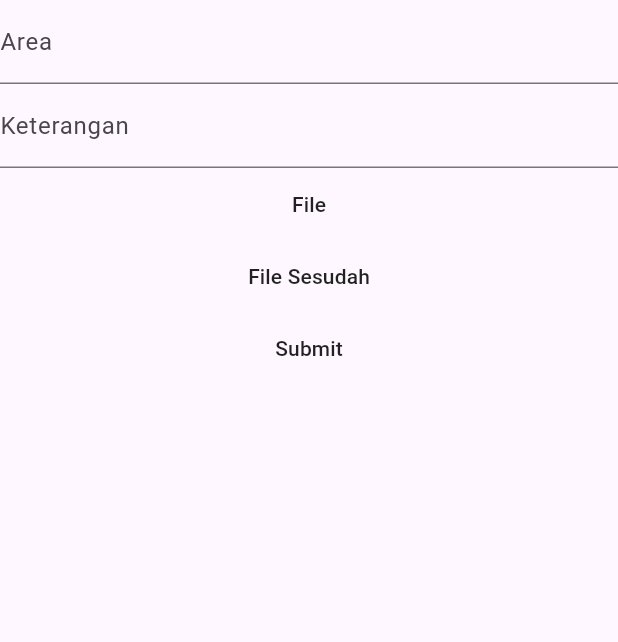
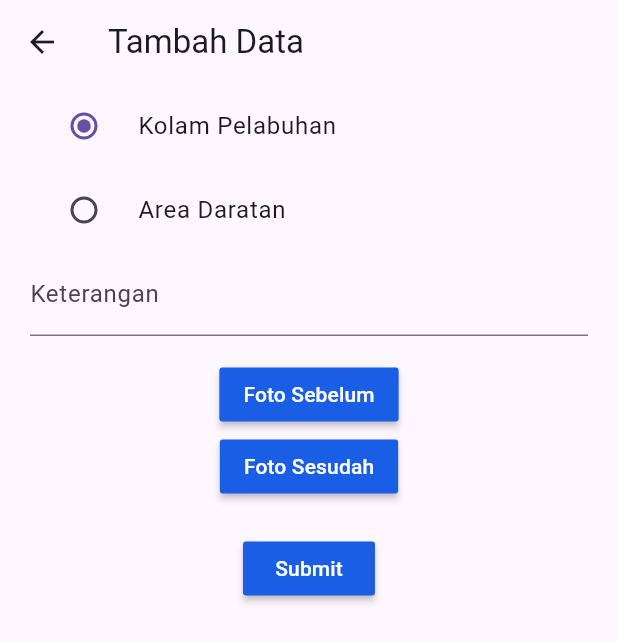
Before and after one commit to sirojjy/selaraskan_mobile, a Flutter app: the TambahData screen opened directly with empty values, on a phone screen of 412 x 824 dp. Shown: the top 642 px of the screen. Run offline on Flutter 3.47's test engine with Material 3 defaults, Android fonts, the phone set to English and light mode, and no system bars; our stand-ins replace bloc, camera, equatable, fl_chart, flutter_bloc, image_picker and 3 more; missing offline and left inert: semicircle_indicator; accounts and stored records are empty.

Commit message:
layout dashboard & detail program

```diff
--- a/lib/auth/screen/login.dart
+++ b/lib/auth/screen/login.dart
@@ -142,6 +142,8 @@ class _LoginState extends State<Login> {
                         onPressed: () => {
                           context.read<AuthBloc>().add(OnLoginEvent(
                                 param: 'login',
+                                // username: userNameController.text ='pps_bungus',
+                                // password: passwordController.text = 'ditkp2022',
                                 username: userNameController.text ='pp_tenau',
                                 password: passwordController.text = 'selaraskan123',
                                 // username: userNameController.text ='ppn_palabuhanratu',
--- a/lib/menu_detail_program/detail_program.dart
+++ b/lib/menu_detail_program/detail_program.dart
@@ -1,3 +1,4 @@
+import 'package:flutter/cupertino.dart';
 import 'package:flutter/material.dart';
 import 'package:flutter_bloc/flutter_bloc.dart';
 import 'package:image_picker/image_picker.dart';
@@ -39,7 +40,11 @@ class _DetailProgramState extends State<DetailProgram> {
         appBar: AppBar(
           title: Text('Detail Program Kebersihan'),
           actions: [
-            MaterialButton(
+            Container(
+              padding: EdgeInsets.only(right: 10),
+              child: MaterialButton(
+                color: Color(0xff1a5ee5),
+                  textColor: Colors.white,
                   onPressed: (){
                     Navigator.push(context, MaterialPageRoute(builder: (context) => TambahData(data: widget.data)));
                     // if(widget.data.idProgram == '2920'){
@@ -49,7 +54,8 @@ class _DetailProgramState extends State<DetailProgram> {
                     // }
 
                   },
-              child: Text('Tambah Data'),
+                child: Text('+ Tambah Data'),
+              ),
             )
           ],
         ),
@@ -169,12 +175,13 @@ class _DetailProgramState extends State<DetailProgram> {
                                     // );
                                   },
                                 ),
+                                subtitle: Text('${data.keterangan}'),
                                 title: GestureDetector(
                                   child: Column(
                                     crossAxisAlignment: CrossAxisAlignment.start,
                                     children: [
                                       Text(
-                                        'Evidence ${data.keterangan}',
+                                        'Evidence ${data.tanggal}',
                                         style: const TextStyle(fontWeight: FontWeight.w500),
                                       ),
 
--- a/lib/menu_detail_program/tambah_data.dart
+++ b/lib/menu_detail_program/tambah_data.dart
@@ -16,7 +16,7 @@ class TambahData extends StatefulWidget {
 }
 
 class _TambahDataState extends State<TambahData> {
-
+  int _selectedArea = 1; // Default value
   final ImagePicker _picker = ImagePicker();
 
   @override
@@ -37,6 +37,9 @@ class _TambahDataState extends State<TambahData> {
   @override
   Widget build(BuildContext context) {
     return Scaffold(
+      appBar: AppBar(
+        title: const Text('Tambah Data'),
+      ),
       body: BlocListener<ValidateDataBloc, ValidateDataState>(
         listener: (context, state){
           if(state.successUpload){
@@ -45,18 +48,44 @@ class _TambahDataState extends State<TambahData> {
           }
         },
         child: Container(
+          padding: const EdgeInsets.only(left: 20, right: 20),
           child: SafeArea(
             child: BlocBuilder<ValidateDataBloc, ValidateDataState>(
               builder: (context, state){
                 return Column(
                   children: [
-                    TextFormField(
-                      initialValue: state.area ?? '',
-                      decoration: const InputDecoration(
-                        labelText: 'Area',
-                      ),
-                      onChanged: (value){
-                        BlocProvider.of<ValidateDataBloc>(context).add(ChangeArea(value: value));
+                    // TextFormField(
+                    //   initialValue: state.area ?? '',
+                    //   decoration: const InputDecoration(
+                    //     labelText: 'Area',
+                    //   ),
+                    //   onChanged: (value){
+                    //     BlocProvider.of<ValidateDataBloc>(context).add(ChangeArea(value: value));
+                    //   },
+                    // ),
+
+                    // Add RadioListTile for "Area Pelabuhan"
+                    RadioListTile<int>(
+                      title: const Text('Kolam Pelabuhan'),
+                      value: 1,
+                      groupValue: _selectedArea,
+                      onChanged: (value) {
+                        setState(() {
+                          _selectedArea = value!;
+                          BlocProvider.of<ValidateDataBloc>(context).add(ChangeArea(value: value.toString()));
+                        });
+                      },
+                    ),
+                    // Add RadioListTile for "Kolam Pelabuhan"
+                    RadioListTile<int>(
+                      title: const Text('Area Daratan'),
+                      value: 2,
+                      groupValue: _selectedArea,
+                      onChanged: (value) {
+                        setState(() {
+                          _selectedArea = value!;
+                          BlocProvider.of<ValidateDataBloc>(context).add(ChangeArea(value: value.toString()));
+                        });
                       },
                     ),
                     TextFormField(
@@ -68,25 +97,34 @@ class _TambahDataState extends State<TambahData> {
                         BlocProvider.of<ValidateDataBloc>(context).add(ChangeKeterangan(value: value));
                       },
                     ),
+                    const SizedBox(height: 15,),
                     MaterialButton(
+                      color: const Color(0xff1a5ee5),
+                      textColor: Colors.white,
                       onPressed: (){
                         _pickFileCamera();
                       },
-                      child: Text('File'),
+                      child: const Text('Foto Sebelum'),
                     ),
+
                     Visibility(
                         visible: state.file != null,
                         child: Image.file(File('${state.file?.path}'), height: 100,)),
                     MaterialButton(
+                      color: const Color(0xff1a5ee5),
+                      textColor: Colors.white,
                       onPressed: (){
                         _pickFileCameraSesudah();
                       },
-                      child: Text('File Sesudah'),
+                      child: const Text('Foto Sesudah'),
                     ),
                     Visibility(
                         visible: state.fileSesudah != null,
                         child: Image.file(File('${state.fileSesudah?.path}'), height: 100,)),
+                    const SizedBox(height: 20,),
                     MaterialButton(
+                      color: const Color(0xff1a5ee5),
+                      textColor: Colors.white,
                       onPressed: (){
                         BlocProvider.of<ValidateDataBloc>(context).add(SubmitData());
                       },
```
Also changed, not shown: lib/dashboard_upt/dashboard_upt.dart (+8 -2 lines). Lines whose indentation alone changed are shown as unchanged.
